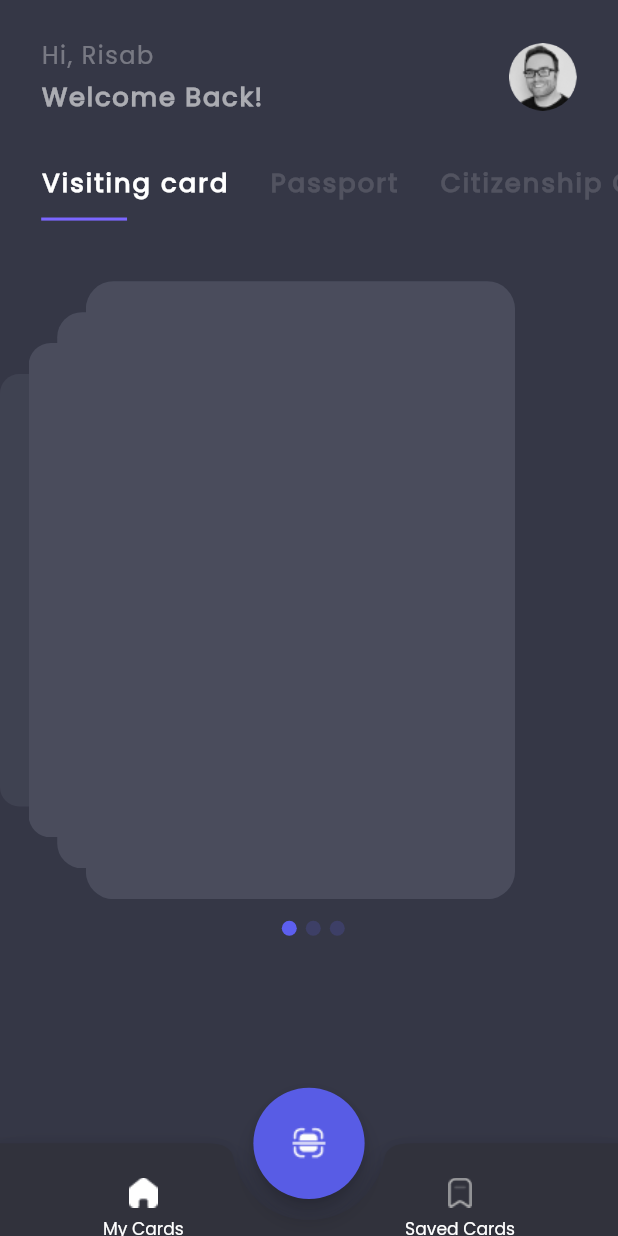
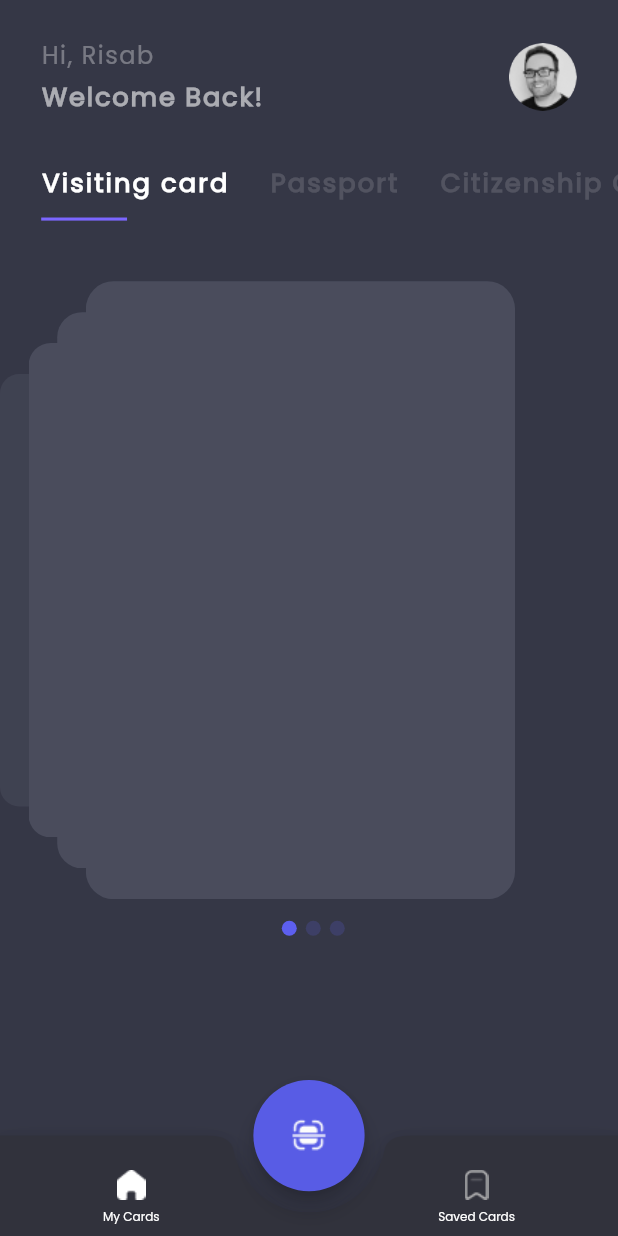
Before and after one commit to ziggy010/FYP_ESHARE, a Flutter app: the screen it shows after launch, on a phone screen of 412 x 824 dp. Run offline on Flutter 3.47's test engine with Material 2 defaults, Android fonts, the phone set to English and light mode, and no system bars; drawn by our look-alikes of card_swiper; our stand-ins replace flutter_screenutil.

Commit message:
fab edited

```diff
--- a/lib/View/components/main_components/My_fab.dart
+++ b/lib/View/components/main_components/My_fab.dart
@@ -39,8 +39,9 @@ class _MyFabState extends State<MyFab> with TickerProviderStateMixin {
       height: 72.h,
       width: 72.w,
       child: FloatingActionButton(
-        highlightElevation: 0,
-        focusElevation: 0.0,
+        foregroundColor: Colors.transparent,
+        enableFeedback: false,
+        splashColor: Colors.transparent,
         backgroundColor: kSelectedColor,
         onPressed: fabOnPressed,
         child: isFabPressed
--- a/lib/View/components/main_components/bottom_navbar.dart
+++ b/lib/View/components/main_components/bottom_navbar.dart
@@ -18,7 +18,7 @@ class _MyBottomNavBarState extends State<MyBottomNavBar>
       shape: CircularNotchedRectangle(),
       notchMargin: 10,
       child: Container(
-        height: 60.h,
+        height: 65.h,
         child: Padding(
           padding: EdgeInsets.only(
             left: 60.w,
@@ -40,7 +40,7 @@ class _MyBottomNavBarState extends State<MyBottomNavBar>
                     'My Cards',
                     style: TextStyle(
                       color: Colors.white,
-                      fontSize: 10.sp,
+                      fontSize: 7.sp,
                     ),
                   )
                 ],
@@ -57,7 +57,7 @@ class _MyBottomNavBarState extends State<MyBottomNavBar>
                     'Saved Cards',
                     style: TextStyle(
                       color: Colors.white,
-                      fontSize: 10.sp,
+                      fontSize: 7.sp,
                     ),
                   )
                 ],
```
